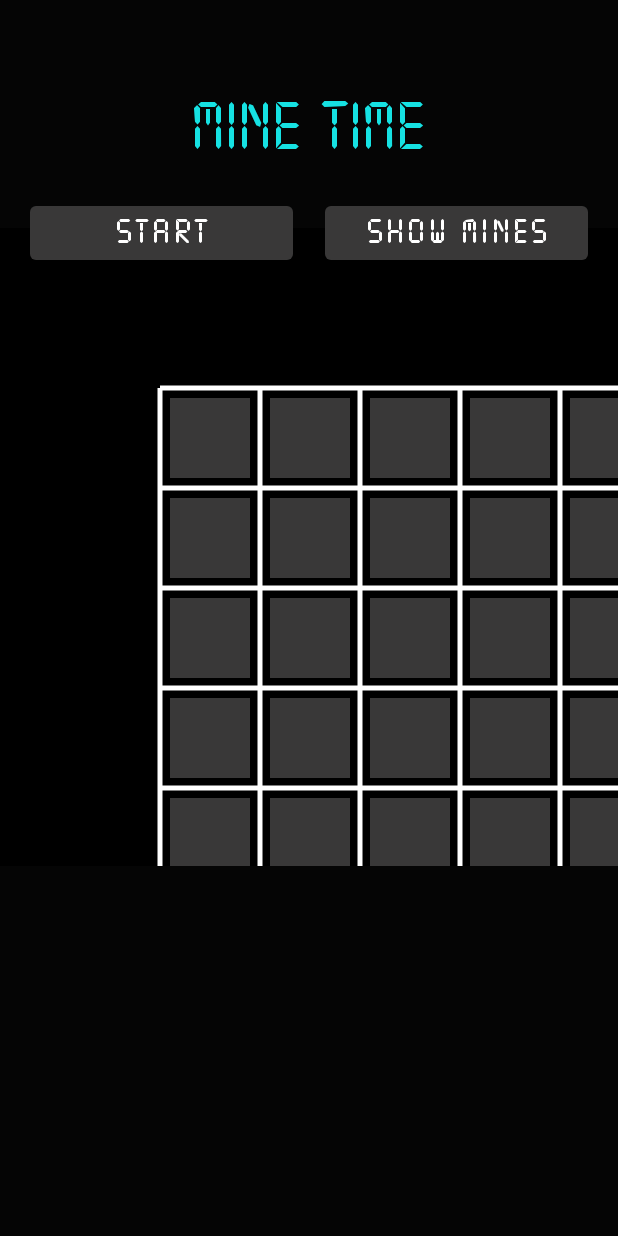
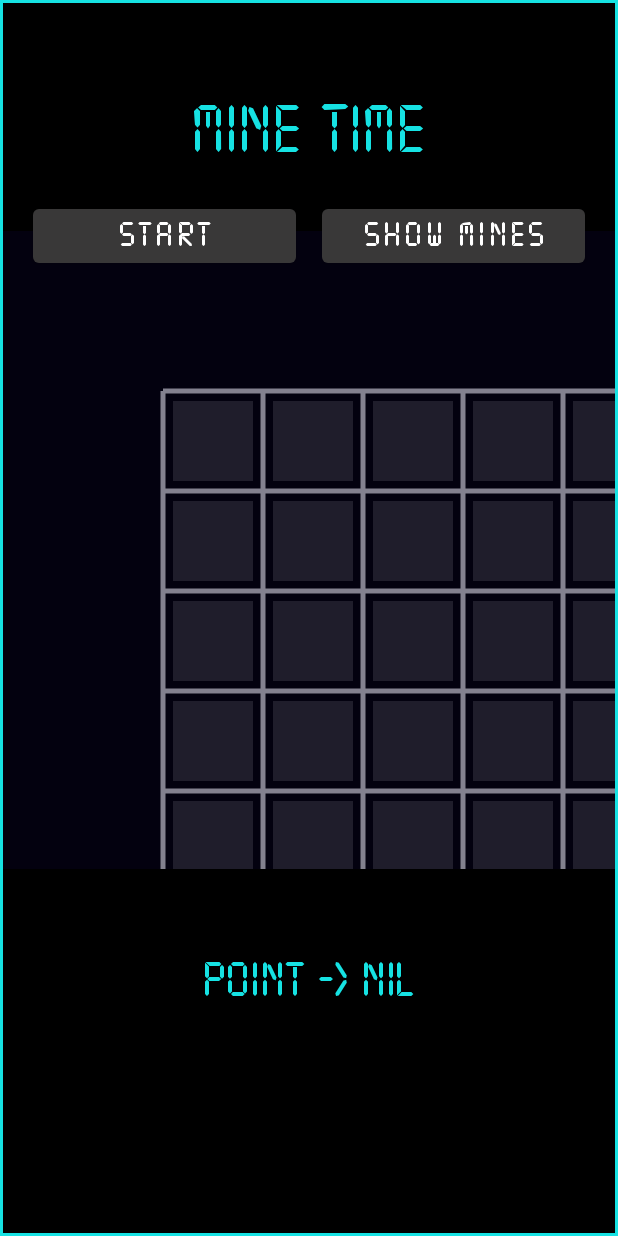
Before and after one commit to Amarjit-Madhumalararungeethayan/spiderTask2AppDev, an Android app: the layout activity_main.xml on its own in the app's theme, with its tools: preview values and no code run, on a phone screen of 412 x 824 dp. Run offline under Robolectric (Android 15) with nearby library versions, the phone set to English and light mode, and no system bars.

Commit message:
spiderTask2AppDev

```diff
--- a/app/src/main/java/com/example/minetime/Battleground.kt
+++ b/app/src/main/java/com/example/minetime/Battleground.kt
@@ -1,5 +1,6 @@
 package com.example.minetime
 
+import android.annotation.SuppressLint
 import android.content.Context
 import android.graphics.Bitmap
 import android.graphics.Canvas
@@ -15,7 +16,6 @@ import androidx.core.content.ContextCompat
 var xCoordinates = mutableListOf<Int>(10)
 var yCoordinates = mutableListOf<Int>(10)
 
-var numberOfMines = 0
 var runCount = 0
 
 var xClick = 0
@@ -30,6 +30,9 @@ var x1Blue = 0f
 var x2Blue = 0f
 var y1Blue = 0f
 var y2Blue = 0f
+
+private lateinit var extraCanvas: Canvas
+private lateinit var extraBitmap: Bitmap
 
 class Battleground(context: Context, attrs: AttributeSet?) : View(context, attrs) {
 
@@ -68,9 +71,14 @@ class Battleground(context: Context, attrs: AttributeSet?) : View(context, attrs
 
     }
 
+    @SuppressLint("ResourceAsColor")
     override fun onSizeChanged(width: Int, height: Int, oldwidth: Int, oldheight: Int)
     {
         super.onSizeChanged(width, height, oldwidth, oldheight)
+        if (::extraBitmap.isInitialized) extraBitmap.recycle()
+        extraBitmap = Bitmap.createBitmap(width, height, Bitmap.Config.ARGB_8888)
+        extraCanvas = Canvas(extraBitmap)
+        extraCanvas.drawColor(R.color.black)
     }
 
     var startX = 100f
@@ -79,6 +87,7 @@ class Battleground(context: Context, attrs: AttributeSet?) : View(context, attrs
     override fun onDraw(canvas: Canvas?) {
 
         super.onDraw(canvas)
+
         canvas?.drawRect(0f, 0f, width.toFloat(), height.toFloat(), bg)
 
         for (i in 1..9) {
@@ -91,15 +100,20 @@ class Battleground(context: Context, attrs: AttributeSet?) : View(context, attrs
         //grid starts at (160,160) and has a spacing of 100f
         // So the centre of a square would be of the format (210 + 100i),(210 + 100j) where i and j vary from 0 to 7
 
-        //canvas?.drawCircle(210f + (100 * a).toFloat(), 210f + (100 * b).toFloat(), 25f, bomb)
         for(i in 0..7){
             for(j in 0..7){
                 canvas?.drawRect(170f + (100*i).toFloat(), 170f + (100*j).toFloat(),250f + (100*i).toFloat(),250f + (100*j).toFloat(),disguise)
             }
-
         }//l,t,r,b
             canvas?.drawRect(x1Blue, y1Blue, x2Blue, y2Blue, blue)
             canvas?.drawRect(x1Red, y1Red, x2Red, y2Red, red)
+
+        extraCanvas.drawRect(x1Blue, y1Blue, x2Blue, y2Blue, blue)
+        extraCanvas.drawRect(x1Red, y1Red, x2Red, y2Red, red)
+
+        canvas?.drawBitmap(extraBitmap, 0f, 0f, null)
+
+
     }
     fun chooseCoors(){
         for (i in 0..runCount) {
@@ -138,6 +152,7 @@ class Battleground(context: Context, attrs: AttributeSet?) : View(context, attrs
                    y1Red = (170 + (100*yCoordinates[i])).toFloat()
                    y2Red = y1Red + 80f
                    invalidate()
+                   runG = false
                }
                else{
                    Log.d("abc","Blank")
--- /dev/null
+++ b/app/src/main/res/drawable-v24/recbg.xml
@@ -0,0 +1,10 @@
+<?xml version="1.0" encoding="UTF-8"?>
+<shape xmlns:android="http://schemas.android.com/apk/res/android" android:id="@+id/listview_background_shape">
+    <stroke android:width="2dp" android:color="#16e2e3" />
+    <padding android:left="2dp"
+        android:top="2dp"
+        android:right="2dp"
+        android:bottom="2dp" />
+    <corners android:radius="0dp" />
+    <solid android:color="#000000" />
+</shape>
--- a/app/src/main/res/layout/activity_main.xml
+++ b/app/src/main/res/layout/activity_main.xml
@@ -4,7 +4,7 @@
     xmlns:tools="http://schemas.android.com/tools"
     android:layout_width="match_parent"
     android:layout_height="match_parent"
-    android:background="#050505"
+    android:background="@drawable/recbg"
     tools:context=".MainActivity">
 
     <com.example.minetime.Battleground
@@ -37,10 +37,10 @@
         android:id="@+id/textView"
         android:layout_width="wrap_content"
         android:layout_height="wrap_content"
-        android:layout_marginBottom="120dp"
+        android:layout_marginBottom="76dp"
         android:fontFamily="casual"
         android:gravity="center"
-        android:textColor="#ECE8E8"
+        android:textColor="@color/white"
         android:textSize="24sp"
         app:layout_constraintBottom_toBottomOf="parent"
         app:layout_constraintEnd_toEndOf="parent"
@@ -77,4 +77,18 @@
         app:layout_constraintStart_toStartOf="parent"
         app:layout_constraintTop_toTopOf="parent" />
 
+    <TextView
+        android:id="@+id/textView3"
+        android:layout_width="wrap_content"
+        android:layout_height="wrap_content"
+        android:layout_marginBottom="36dp"
+        android:fontFamily="@font/bombfont"
+        android:text="Point -> NIL"
+        android:textColor="@color/spiderBlue"
+        android:textSize="34sp"
+        app:layout_constraintBottom_toTopOf="@+id/textView"
+        app:layout_constraintEnd_toEndOf="parent"
+        app:layout_constraintHorizontal_bias="0.498"
+        app:layout_constraintStart_toStartOf="parent" />
+
 </androidx.constraintlayout.widget.ConstraintLayout>
```
Also changed, not shown: app/src/main/java/com/example/minetime/MainActivity.kt (+42 -5 lines).
